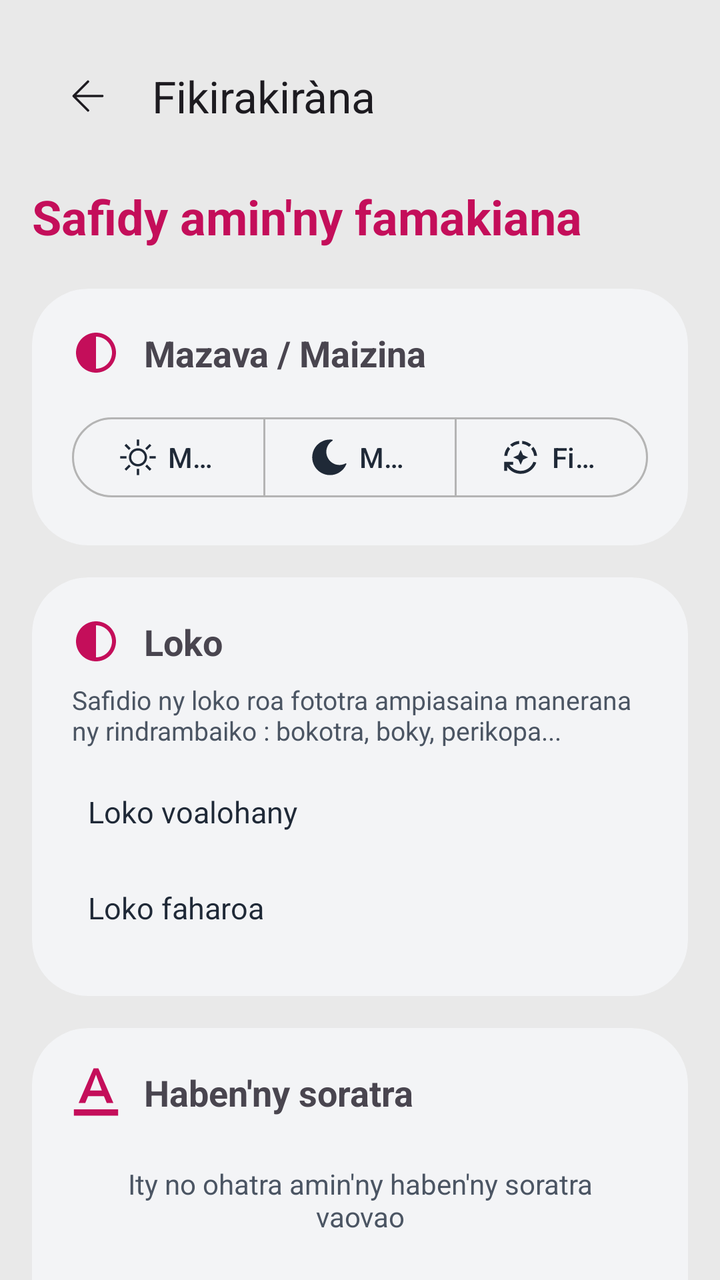
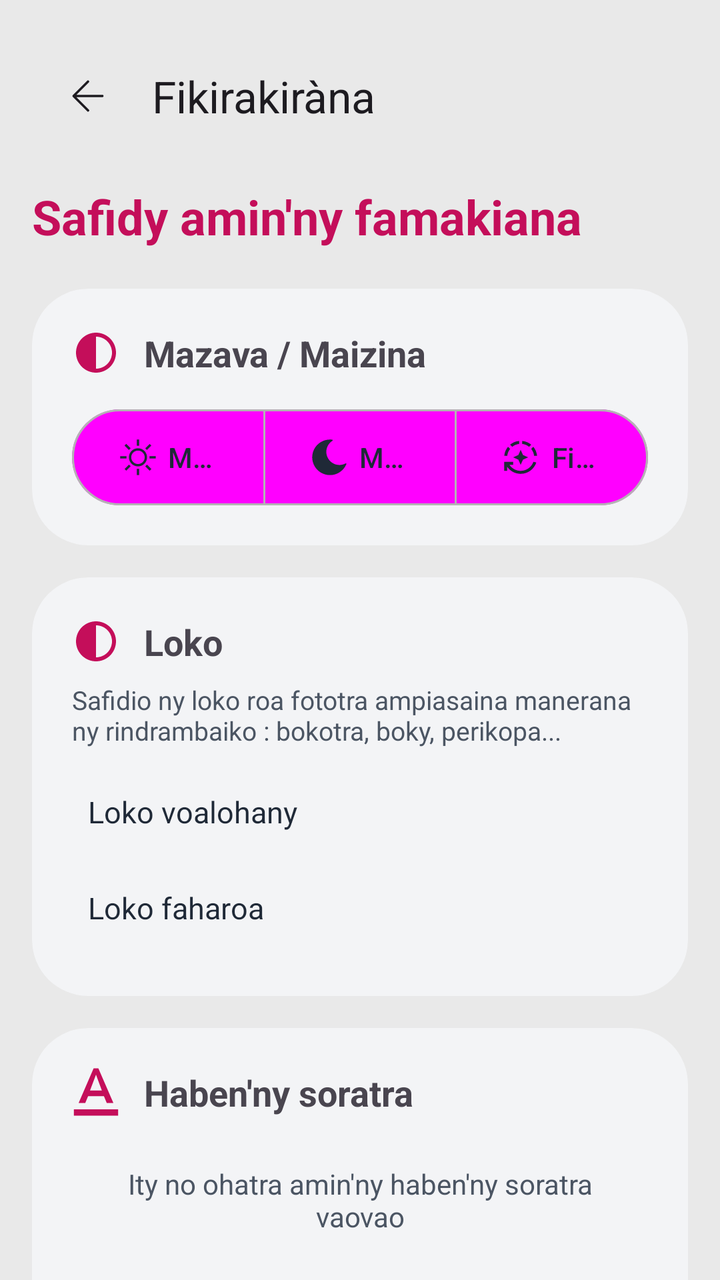

An Android layout rendered at two revisions. The XML below is the earlier revision; the diff shows what the commit changed to produce the second picture.
<!-- AndroidManifest.xml: application theme Theme.Baiboly -->
<!-- res/layout/fragment_settings.xml -->
<?xml version="1.0" encoding="utf-8"?>
<androidx.core.widget.NestedScrollView
    xmlns:android="http://schemas.android.com/apk/res/android"
    xmlns:app="http://schemas.android.com/apk/res-auto"
    android:layout_width="match_parent"
    android:layout_height="match_parent"
    android:fillViewport="true"
    android:background="?attr/colorSurface">

    <LinearLayout
        android:layout_width="match_parent"
        android:layout_height="wrap_content"
        android:orientation="vertical"
        android:padding="16dp">

        
        
        
        <com.google.android.material.appbar.MaterialToolbar
            android:id="@+id/toolbar"
            android:layout_width="match_parent"
            android:layout_height="?attr/actionBarSize"
            app:title="Fikirakiràna"
            app:navigationIcon="@drawable/ic_arrow_back" />

        
        
        
        <TextView
            android:id="@+id/txtPageTitle"
            android:layout_width="match_parent"
            android:layout_height="wrap_content"
            android:text="Safidy amin'ny famakiana"
            android:textSize="24sp"
            android:textStyle="bold"
            android:textColor="?attr/colorPrimary"
            android:layout_marginTop="12dp"
            android:layout_marginBottom="20dp"/>

        
        
        
        <com.google.android.material.card.MaterialCardView
            android:layout_width="match_parent"
            android:layout_height="wrap_content"
            app:cardCornerRadius="28dp"
            app:cardElevation="0dp"
            app:cardBackgroundColor="?attr/colorSurfaceVariant"
            style="@style/Widget.Material3.CardView.Filled"
            android:layout_marginBottom="16dp">

            <LinearLayout
                android:layout_width="match_parent"
                android:layout_height="wrap_content"
                android:orientation="vertical"
                android:padding="20dp">

                <LinearLayout
                    android:layout_width="match_parent"
                    android:layout_height="wrap_content"
                    android:orientation="horizontal"
                    android:gravity="center_vertical"
                    android:layout_marginBottom="16dp">

                    <ImageView
                        android:layout_width="24dp"
                        android:layout_height="24dp"
                        android:src="@drawable/ic_theme"
                        app:tint="?attr/colorPrimary"
                        android:layout_marginEnd="12dp"/>

                    <TextView
                        android:layout_width="wrap_content"
                        android:layout_height="wrap_content"
                        android:text="Mazava / Maizina"
                        android:textSize="18sp"
                        android:textStyle="bold"/>
                </LinearLayout>

                <com.google.android.material.button.MaterialButtonToggleGroup
                    android:id="@+id/themeToggleGroup"
                    android:layout_width="match_parent"
                    android:layout_height="wrap_content"
                    app:singleSelection="true"
                    app:selectionRequired="true"
                    android:gravity="center">

                    <com.google.android.material.button.MaterialButton
                        android:id="@+id/btnThemeLight"
                        style="@style/Widget.Material3.Button.OutlinedButton"
                        android:layout_width="0dp"
                        android:layout_height="wrap_content"
                        android:layout_weight="1"
                        android:text="Mazava"
                        app:paddingStart="4dp"
                        app:paddingEnd="4dp"
                        app:icon="@drawable/ic_light_mode"/>

                    <com.google.android.material.button.MaterialButton
                        android:id="@+id/btnThemeDark"
                        style="@style/Widget.Material3.Button.OutlinedButton"
                        android:layout_width="0dp"
                        android:layout_height="wrap_content"
                        android:layout_weight="1"
                        android:text="Maizina"
                        app:paddingStart="4dp"
                        app:paddingEnd="4dp"
                        app:icon="@drawable/ic_dark_mode"/>

                    <com.google.android.material.button.MaterialButton
                        android:id="@+id/btnThemeSystem"
                        style="@style/Widget.Material3.Button.OutlinedButton"
                        android:layout_width="0dp"
                        android:layout_height="wrap_content"
                        android:layout_weight="1"
                        android:text="Finday"
                        app:paddingStart="4dp"
                        app:paddingEnd="4dp"
                        app:icon="@drawable/ic_auto_mode"/>

                </com.google.android.material.button.MaterialButtonToggleGroup>
            </LinearLayout>
        </com.google.android.material.card.MaterialCardView>

        
        
        
        <com.google.android.material.card.MaterialCardView
            android:layout_width="match_parent"
            android:layout_height="wrap_content"
            app:cardCornerRadius="28dp"
            app:cardElevation="0dp"
            app:cardBackgroundColor="?attr/colorSurfaceVariant"
            style="@style/Widget.Material3.CardView.Filled"
            android:layout_marginBottom="16dp">

            <LinearLayout
                android:layout_width="match_parent"
                android:layout_height="wrap_content"
                android:orientation="vertical"
                android:padding="20dp">

                <LinearLayout
                    android:layout_width="match_parent"
                    android:layout_height="wrap_content"
                    android:orientation="horizontal"
                    android:gravity="center_vertical"
                    android:layout_marginBottom="8dp">

                    <ImageView
                        android:layout_width="24dp"
                        android:layout_height="24dp"
                        android:src="@drawable/ic_theme"
                        app:tint="?attr/colorPrimary"
                        android:layout_marginEnd="12dp"/>

                    <TextView
                        android:layout_width="wrap_content"
                        android:layout_height="wrap_content"
                        android:text="Loko"
                        android:textSize="18sp"
                        android:textStyle="bold"/>
                </LinearLayout>

                <TextView
                    android:layout_width="match_parent"
                    android:layout_height="wrap_content"
                    android:text="Safidio ny loko roa fototra ampiasaina manerana ny rindrambaiko : bokotra, boky, perikopa..."
                    android:textSize="13sp"
                    android:textColor="?attr/colorOnSurfaceVariant"
                    android:layout_marginBottom="8dp"/>

                
                <LinearLayout
                    android:id="@+id/rowColorPrimary"
                    android:layout_width="match_parent"
                    android:layout_height="48dp"
                    android:orientation="horizontal"
                    android:gravity="center_vertical"
                    android:paddingHorizontal="8dp"
                    android:background="?attr/selectableItemBackground"
                    android:clickable="true"
                    android:focusable="true">

                    <TextView
                        android:layout_width="0dp"
                        android:layout_height="wrap_content"
                        android:layout_weight="1"
                        android:text="Loko voalohany"
                        android:textSize="15sp"
                        android:textColor="?attr/colorOnSurface"/>

                    <View
                        android:id="@+id/swatchPrimary"
                        android:layout_width="28dp"
                        android:layout_height="28dp"/>
                </LinearLayout>

                
                <LinearLayout
                    android:id="@+id/rowColorSecondary"
                    android:layout_width="match_parent"
                    android:layout_height="48dp"
                    android:orientation="horizontal"
                    android:gravity="center_vertical"
                    android:paddingHorizontal="8dp"
                    android:background="?attr/selectableItemBackground"
                    android:clickable="true"
                    android:focusable="true">

                    <TextView
                        android:layout_width="0dp"
                        android:layout_height="wrap_content"
                        android:layout_weight="1"
                        android:text="Loko faharoa"
                        android:textSize="15sp"
                        android:textColor="?attr/colorOnSurface"/>

                    <View
                        android:id="@+id/swatchSecondary"
                        android:layout_width="28dp"
                        android:layout_height="28dp"/>
                </LinearLayout>

            </LinearLayout>
        </com.google.android.material.card.MaterialCardView>

        
        
        
        <com.google.android.material.card.MaterialCardView
            android:layout_width="match_parent"
            android:layout_height="wrap_content"
            app:cardCornerRadius="28dp"
            app:cardElevation="0dp"
            app:cardBackgroundColor="?attr/colorSurfaceVariant"
            style="@style/Widget.Material3.CardView.Filled"
            android:layout_marginBottom="16dp">

            <LinearLayout
                android:layout_width="match_parent"
                android:layout_height="wrap_content"
                android:orientation="vertical"
                android:padding="20dp">

                <LinearLayout
                    android:layout_width="match_parent"
                    android:layout_height="wrap_content"
                    android:orientation="horizontal"
                    android:gravity="center_vertical"
                    android:layout_marginBottom="16dp">

                    <ImageView
                        android:layout_width="24dp"
                        android:layout_height="24dp"
                        android:src="@drawable/ic_text_format"
                        app:tint="?attr/colorPrimary"
                        android:layout_marginEnd="12dp"/>

                    <TextView
                        android:layout_width="wrap_content"
                        android:layout_height="wrap_content"
                        android:text="Haben'ny soratra"
                        android:textSize="18sp"
                        android:textStyle="bold"/>
                </LinearLayout>

                <TextView
                    android:id="@+id/txtSizePreview"
                    android:layout_width="match_parent"
                    android:layout_height="wrap_content"
                    android:text="Ity no ohatra amin'ny haben'ny soratra vaovao"
                    android:textAlignment="center"
                    android:padding="8dp"
                    android:layout_marginBottom="8dp"
                    android:textColor="?attr/colorOnSurfaceVariant"/>

                <com.google.android.material.slider.Slider
                    android:id="@+id/textSizeSlider"
                    android:layout_width="match_parent"
                    android:layout_height="wrap_content"
                    android:valueFrom="12.0"
                    android:valueTo="40.0"
                    android:stepSize="1.0"
                    app:labelBehavior="withinBounds" />

            </LinearLayout>
        </com.google.android.material.card.MaterialCardView>

        
        
        
        <com.google.android.material.card.MaterialCardView
            android:layout_width="match_parent"
            android:layout_height="wrap_content"
            app:cardCornerRadius="28dp"
            app:cardElevation="0dp"
            app:cardBackgroundColor="?attr/colorSurfaceVariant"
            style="@style/Widget.Material3.CardView.Filled"
            android:layout_marginBottom="24dp">

            <LinearLayout
                android:layout_width="match_parent"
                android:layout_height="wrap_content"
                android:orientation="vertical"
                android:padding="20dp">

                <TextView
                    android:layout_width="wrap_content"
                    android:layout_height="wrap_content"
                    android:text="Endriky ny soratra"
                    android:textSize="18sp"
                    android:textStyle="bold"
                    android:layout_marginBottom="20dp"/>

                <com.google.android.material.button.MaterialButtonToggleGroup
                    android:id="@+id/toggleJustification"
                    android:layout_width="match_parent"
                    android:layout_height="wrap_content"
                    app:singleSelection="true"
                    app:selectionRequired="true"
                    android:gravity="center">

                    <com.google.android.material.button.MaterialButton
                        android:id="@+id/btnAlignLeft"
                        style="@style/Widget.Material3.Button.OutlinedButton"
                        android:layout_width="0dp"
                        android:layout_height="wrap_content"
                        android:layout_weight="1"
                        android:text="Ankavia"
                        app:icon="@drawable/ic_format_align_left"/>

                    <com.google.android.material.button.MaterialButton
                        android:id="@+id/btnAlignJustify"
                        style="@style/Widget.Material3.Button.OutlinedButton"
                        android:layout_width="0dp"
                        android:layout_height="wrap_content"
                        android:layout_weight="1"
                        android:text="Mitovy"
                        app:icon="@drawable/ic_format_align_justify"/>

                </com.google.android.material.button.MaterialButtonToggleGroup>

            </LinearLayout>
        </com.google.android.material.card.MaterialCardView>


        
        
        
        <com.google.android.material.card.MaterialCardView
            android:id="@+id/cardAiSettings"
            android:layout_width="match_parent"
            android:layout_height="wrap_content"
            android:clickable="true"
            android:focusable="true"
            app:cardCornerRadius="28dp"
            app:cardElevation="0dp"
            app:cardBackgroundColor="?attr/colorSurfaceVariant"
            style="@style/Widget.Material3.CardView.Filled"
            android:layout_marginBottom="16dp">

            <LinearLayout
                android:layout_width="match_parent"
                android:layout_height="wrap_content"
                android:orientation="horizontal"
                android:gravity="center_vertical"
                android:padding="20dp">

                <ImageView
                    android:layout_width="24dp"
                    android:layout_height="24dp"
                    android:src="@drawable/ic_ai_chat"
                    app:tint="?attr/colorPrimary"
                    android:layout_marginEnd="12dp"/>

                <LinearLayout
                    android:layout_width="0dp"
                    android:layout_height="wrap_content"
                    android:layout_weight="1"
                    android:orientation="vertical">

                    <TextView
                        android:layout_width="wrap_content"
                        android:layout_height="wrap_content"
                        android:text="Fanazavana AI"
                        android:textSize="18sp"
                        android:textStyle="bold"/>

                    <TextView
                        android:id="@+id/txtAiSummary"
                        android:layout_width="wrap_content"
                        android:layout_height="wrap_content"
                        android:text="Fomba, ambaratonga, halavany"
                        android:textSize="13sp"
                        android:textColor="?attr/colorOnSurfaceVariant"
                        android:layout_marginTop="2dp"/>
                </LinearLayout>

                <ImageView
                    android:layout_width="24dp"
                    android:layout_height="24dp"
                    android:src="@drawable/ic_chevron_right"
                    app:tint="?attr/colorOnSurfaceVariant"/>
            </LinearLayout>
        </com.google.android.material.card.MaterialCardView>

        
        
        
        <com.google.android.material.card.MaterialCardView
            android:layout_width="match_parent"
            android:layout_height="wrap_content"
            app:cardCornerRadius="28dp"
            app:cardElevation="0dp"
            app:cardBackgroundColor="?attr/colorSurfaceVariant"
            style="@style/Widget.Material3.CardView.Filled"
            android:layout_marginBottom="16dp">

            <LinearLayout
                android:layout_width="match_parent"
                android:layout_height="wrap_content"
                android:orientation="vertical"
                android:padding="20dp">

                <LinearLayout
                    android:layout_width="match_parent"
                    android:layout_height="wrap_content"
                    android:orientation="horizontal"
                    android:gravity="center_vertical"
                    android:layout_marginBottom="8dp">

                    <ImageView
                        android:layout_width="24dp"
                        android:layout_height="24dp"
                        android:src="@drawable/ic_drag_handle"
                        app:tint="?attr/colorPrimary"
                        android:layout_marginEnd="12dp"/>

                    <TextView
                        android:layout_width="wrap_content"
                        android:layout_height="wrap_content"
                        android:text="Filaharana mofonaina"
                        android:textSize="18sp"
                        android:textStyle="bold"/>
                </LinearLayout>

                <TextView
                    android:layout_width="match_parent"
                    android:layout_height="wrap_content"
                    android:text="Alamino arak'izay mety aminao"
                    android:textSize="13sp"
                    android:textColor="?attr/colorOnSurfaceVariant"
                    android:layout_marginBottom="12dp"/>

                <androidx.recyclerview.widget.RecyclerView
                    android:id="@+id/recyclerCardOrder"
                    android:layout_width="match_parent"
                    android:layout_height="wrap_content"
                    android:nestedScrollingEnabled="false"/>

            </LinearLayout>
        </com.google.android.material.card.MaterialCardView>

        
        
        
        <com.google.android.material.card.MaterialCardView
            android:layout_width="match_parent"
            android:layout_height="wrap_content"
            app:cardCornerRadius="28dp"
            app:cardElevation="0dp"
            app:cardBackgroundColor="?attr/colorSurfaceVariant"
            style="@style/Widget.Material3.CardView.Filled"
            android:layout_marginBottom="24dp">

            <LinearLayout
                android:layout_width="match_parent"
                android:layout_height="wrap_content"
                android:orientation="vertical"
                android:padding="20dp">

                <LinearLayout
                    android:layout_width="match_parent"
                    android:layout_height="wrap_content"
                    android:orientation="horizontal"
                    android:gravity="center_vertical"
                    android:layout_marginBottom="16dp">

                    <ImageView
                        android:layout_width="24dp"
                        android:layout_height="24dp"
                        android:src="@drawable/ic_home_black_24dp"
                        app:tint="?attr/colorPrimary"
                        android:layout_marginEnd="12dp"/>

                    <TextView
                        android:layout_width="wrap_content"
                        android:layout_height="wrap_content"
                        android:text="Widget"
                        android:textSize="18sp"
                        android:textStyle="bold"/>
                </LinearLayout>

                <TextView
                    android:layout_width="match_parent"
                    android:layout_height="wrap_content"
                    android:text="Ampidiro ny widget amin'ny sehatra ofisinao. Tsy mila manokatra ny app ianao hahitana ny vakiteny." 
                    android:textSize="13sp"
                    android:layout_marginBottom="14dp"
                    android:textColor="?attr/colorOnSurfaceVariant"/>

                <com.google.android.material.button.MaterialButton
                    android:id="@+id/btnPinMofonainaOnlineWidget"
                    style="@style/Widget.Material3.Button.OutlinedButton"
                    android:layout_width="match_parent"
                    android:layout_height="wrap_content"
                    android:text="Widget Mofonaina ( Online )"
                    android:textAllCaps="false"
                    app:icon="@drawable/book_open"
                    android:layout_marginBottom="8dp"/>

                <com.google.android.material.button.MaterialButton
                    android:id="@+id/btnPinMofonainaWidget"
                    style="@style/Widget.Material3.Button.OutlinedButton"
                    android:layout_width="match_parent"
                    android:layout_height="wrap_content"
                    android:text="Widget Mofonaina isan'andro ( Offline )"
                    android:textAllCaps="false"
                    app:icon="@drawable/ic_bible"/>

            </LinearLayout>
        </com.google.android.material.card.MaterialCardView>

    </LinearLayout>

</androidx.core.widget.NestedScrollView>
<!-- resources referenced by this layout -->
<resources>
  <!-- drawable book_open (drawable) -->
  <vector xmlns:android="http://schemas.android.com/apk/res/android"
      android:width="24dp"
      android:height="24dp"
      android:viewportWidth="24"
      android:viewportHeight="24">
    <path
        android:fillColor="#FF000000"
        android:pathData="M13,12H20V13.5H13M13,9.5H20V11H13M13,14.5H20V16H13M21,4H3A2,2 0,0 0,1 6V19A2,2 0,0 0,3 21H21A2,2 0,0 0,23 19V6A2,2 0,0 0,21 4M21,19H12V6H21"/>
  </vector>
  <!-- drawable ic_chevron_right (drawable) -->
  <vector xmlns:android="http://schemas.android.com/apk/res/android"
      android:width="800dp"
      android:height="800dp"
      android:viewportWidth="24"
      android:viewportHeight="24">
    <path
        android:pathData="M9,19L16,12L9,5"
        android:strokeLineJoin="round"
        android:strokeWidth="2"
        android:fillColor="#00000000"
        android:strokeColor="#000000"
        android:strokeLineCap="round"/>
  </vector>
  <!-- drawable ic_drag_handle (drawable) -->
  <vector xmlns:android="http://schemas.android.com/apk/res/android"
      android:width="24dp"
      android:height="24dp"
      android:viewportWidth="24"
      android:viewportHeight="24">
      <path
          android:fillColor="#9CA3AF"
          android:pathData="M20,9H4v2h16V9zM4,15h16v-2H4v2z" />
  </vector>
  <!-- drawable ic_format_align_left (drawable) -->
  <vector xmlns:android="http://schemas.android.com/apk/res/android"
      android:width="48dp"
      android:height="48dp"
      android:viewportWidth="48"
      android:viewportHeight="48">
    <path
        android:fillColor="#FF000000"
        android:pathData="M30,30h-24v4h24v-4zM30,14h-24v4h24v-4zM6,26h36v-4h-36v4zM6,42h36v-4h-36v4zM6,6v4h36v-4h-36z"/>
  </vector>
  <!-- drawable ic_home_black_24dp (drawable) -->
  <vector xmlns:android="http://schemas.android.com/apk/res/android"
      android:width="24dp"
      android:height="24dp"
      android:viewportWidth="24.0"
      android:viewportHeight="24.0">
      <path
          android:fillColor="#FF000000"
          android:pathData="M10,20v-6h4v6h5v-8h3L12,3 2,12h3v8z" />
  </vector>
  <!-- drawable ic_text_format (drawable) -->
  <vector xmlns:android="http://schemas.android.com/apk/res/android"
      android:width="256dp"
      android:height="256dp"
      android:viewportWidth="256"
      android:viewportHeight="256">
    <path
        android:pathData="M10,220.7v33.7h236v-33.7H10zM85.9,149.9h84.3l15.2,37.1h35.4L140.6,1.6h-25.3L35.3,187h35.4L85.9,149.9zM128,35.3l31.2,84.3H96L128,35.3z"
        android:fillColor="#000000"/>
  </vector>
  <!-- drawable ic_theme (drawable) -->
  <vector xmlns:android="http://schemas.android.com/apk/res/android"
      android:width="24dp"
      android:height="24dp"
      android:viewportWidth="24"
      android:viewportHeight="24">
    <path
        android:pathData="M12,22C17.523,22 22,17.523 22,12C22,6.477 17.523,2 12,2C6.477,2 2,6.477 2,12C2,17.523 6.477,22 12,22ZM12,20V4C16.418,4 20,7.582 20,12C20,16.418 16.418,20 12,20Z"
        android:fillColor="#212121"/>
  </vector>
  <!-- unchanged entries left out for length: 8 -->
</resources>

<!-- the commit's change to res/layout/fragment_settings.xml (unified diff, before → after) -->
@@ -87,7 +87,7 @@
 
                     <com.google.android.material.button.MaterialButton
                         android:id="@+id/btnThemeLight"
-                        style="@style/Widget.Material3.Button.OutlinedButton"
+                        style="@style/Widget.App.Button.SettingsToggle"
                         android:layout_width="0dp"
                         android:layout_height="wrap_content"
                         android:layout_weight="1"
@@ -98,7 +98,7 @@
 
                     <com.google.android.material.button.MaterialButton
                         android:id="@+id/btnThemeDark"
-                        style="@style/Widget.Material3.Button.OutlinedButton"
+                        style="@style/Widget.App.Button.SettingsToggle"
                         android:layout_width="0dp"
                         android:layout_height="wrap_content"
                         android:layout_weight="1"
@@ -109,7 +109,7 @@
 
                     <com.google.android.material.button.MaterialButton
                         android:id="@+id/btnThemeSystem"
-                        style="@style/Widget.Material3.Button.OutlinedButton"
+                        style="@style/Widget.App.Button.SettingsToggle"
                         android:layout_width="0dp"
                         android:layout_height="wrap_content"
                         android:layout_weight="1"
@@ -323,7 +323,7 @@
 
                     <com.google.android.material.button.MaterialButton
                         android:id="@+id/btnAlignLeft"
-                        style="@style/Widget.Material3.Button.OutlinedButton"
+                        style="@style/Widget.App.Button.SettingsToggle"
                         android:layout_width="0dp"
                         android:layout_height="wrap_content"
                         android:layout_weight="1"
@@ -332,7 +332,7 @@
 
                     <com.google.android.material.button.MaterialButton
                         android:id="@+id/btnAlignJustify"
-                        style="@style/Widget.Material3.Button.OutlinedButton"
+                        style="@style/Widget.App.Button.SettingsToggle"
                         android:layout_width="0dp"
                         android:layout_height="wrap_content"
                         android:layout_weight="1"
@@ -512,7 +512,7 @@
 
                 <com.google.android.material.button.MaterialButton
                     android:id="@+id/btnPinMofonainaOnlineWidget"
-                    style="@style/Widget.Material3.Button.OutlinedButton"
+                    style="@style/Widget.Material3.Button.TonalButton"
                     android:layout_width="match_parent"
                     android:layout_height="wrap_content"
                     android:text="Widget Mofonaina ( Online )"
<!-- resource entries referenced after the edit -->
@@ -74,6 +74,19 @@
         android:pathData="M12,22C17.523,22 22,17.523 22,12C22,6.477 17.523,2 12,2C6.477,2 2,6.477 2,12C2,17.523 6.477,22 12,22ZM12,20V4C16.418,4 20,7.582 20,12C20,16.418 16.418,20 12,20Z"
         android:fillColor="#212121"/>
   </vector>
+  <style name="Widget.App.Button.SettingsToggle" parent="Widget.Material3.Button.OutlinedButton">
+          <item name="materialThemeOverlay">@style/ThemeOverlay.App.Button.SettingsToggle</item>
+          <item name="android:insetTop">0dp</item>
+          <item name="android:insetBottom">0dp</item>
+      </style>
+  <style name="ThemeOverlay.App.Button.SettingsToggle" parent="">
+          
+          <item name="colorPrimaryContainer">?attr/colorPrimary</item>
+          <item name="colorOnPrimaryContainer">?attr/colorOnPrimary</item>
+          
+          <item name="colorSecondaryContainer">?attr/colorSecondary</item>
+          <item name="colorOnSecondaryContainer">?attr/colorOnSecondary</item>
+      </style>
   <!-- unchanged entries left out for length: 8 -->
 </resources>
 
